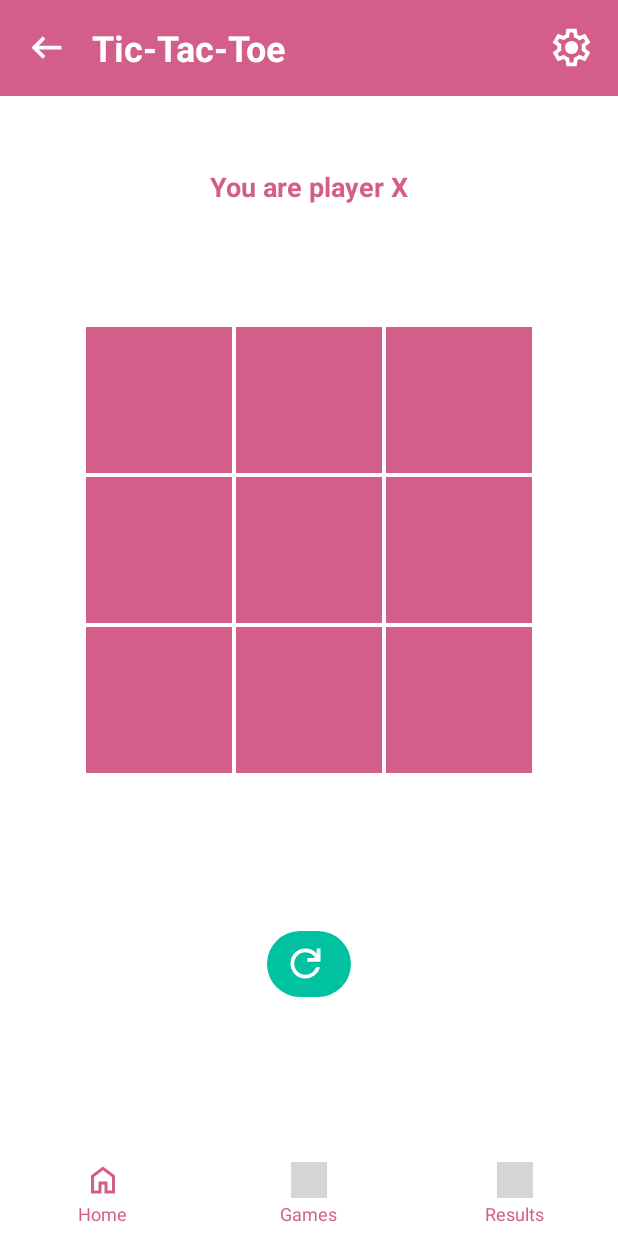
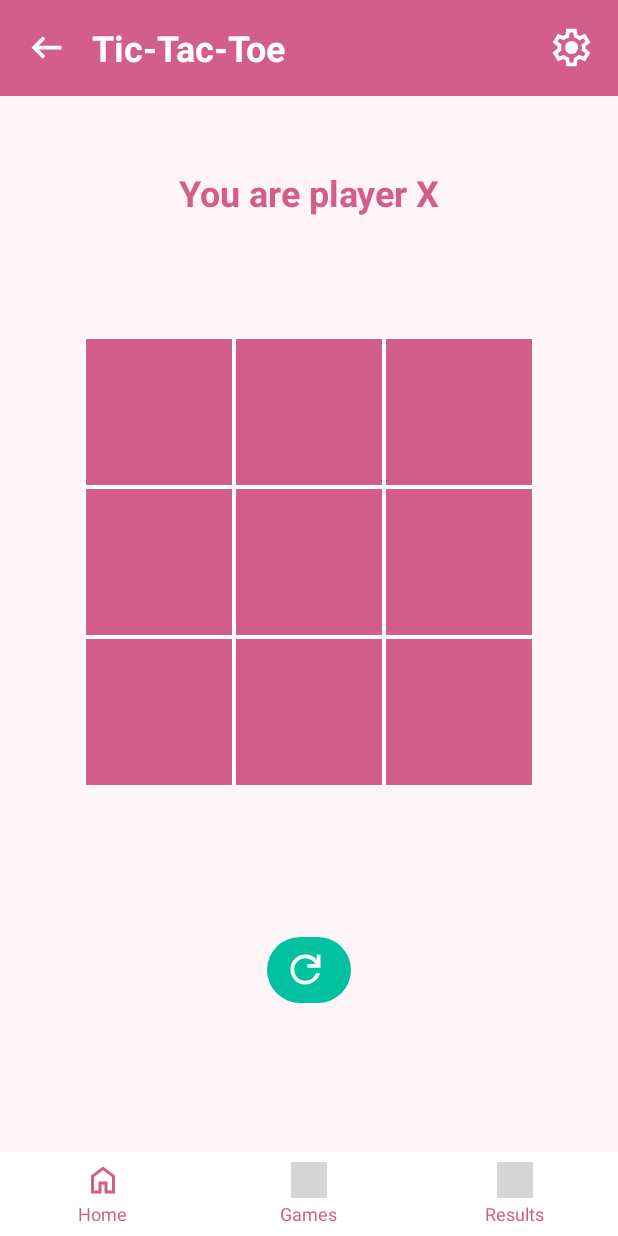
Before and after one commit to TamaraKosovac/Games-collection, an Android app: the TicTacToeActivity screen opened directly, with no data from a screen before it, on a phone screen of 412 x 824 dp. Run offline under Robolectric (Android 15) with nearby library versions, the phone set to English and light mode, and no system bars; grey boxes are pictures that could not be loaded.

Commit message:
Change background color on screens

```diff
--- a/Mozgalica/app/src/main/java/com/example/mozgalica/activities/HistoryActivity.java
+++ b/Mozgalica/app/src/main/java/com/example/mozgalica/activities/HistoryActivity.java
@@ -35,6 +35,11 @@ public class HistoryActivity extends AppCompatActivity {
         super.onCreate(savedInstanceState);
         EdgeToEdge.enable(this);
         setContentView(R.layout.activity_history);
+
+        if (android.os.Build.VERSION.SDK_INT >= android.os.Build.VERSION_CODES.LOLLIPOP) {
+            getWindow().setNavigationBarColor(getResources().getColor(android.R.color.white));
+        }
+
 
         if (android.os.Build.VERSION.SDK_INT >= android.os.Build.VERSION_CODES.LOLLIPOP) {
             getWindow().setStatusBarColor(getResources().getColor(R.color.colorPrimaryVariant));
--- a/Mozgalica/app/src/main/java/com/example/mozgalica/activities/LoginActivity.java
+++ b/Mozgalica/app/src/main/java/com/example/mozgalica/activities/LoginActivity.java
@@ -36,7 +36,7 @@ public class LoginActivity extends AppCompatActivity {
 
         if (android.os.Build.VERSION.SDK_INT >= android.os.Build.VERSION_CODES.LOLLIPOP) {
             getWindow().setStatusBarColor(getResources().getColor(R.color.colorPrimaryVariant));
-            getWindow().setNavigationBarColor(getResources().getColor(android.R.color.white));
+            getWindow().setNavigationBarColor(getResources().getColor(R.color.colorBackground));
         }
 
         dbHelper = new DatabaseHelper(this);
--- a/Mozgalica/app/src/main/java/com/example/mozgalica/activities/RegisterActivity.java
+++ b/Mozgalica/app/src/main/java/com/example/mozgalica/activities/RegisterActivity.java
@@ -37,7 +37,7 @@ public class RegisterActivity extends AppCompatActivity {
 
         if (android.os.Build.VERSION.SDK_INT >= android.os.Build.VERSION_CODES.LOLLIPOP) {
             getWindow().setStatusBarColor(getResources().getColor(R.color.colorPrimaryVariant));
-            getWindow().setNavigationBarColor(getResources().getColor(android.R.color.white));
+            getWindow().setNavigationBarColor(getResources().getColor(R.color.colorBackground));
         }
 
         dbHelper = new DatabaseHelper(this);
--- a/Mozgalica/app/src/main/java/com/example/mozgalica/activities/SudokuActivity.java
+++ b/Mozgalica/app/src/main/java/com/example/mozgalica/activities/SudokuActivity.java
@@ -42,6 +42,11 @@ public class SudokuActivity extends AppCompatActivity {
         startTime = System.currentTimeMillis();
 
         currentUser = getIntent().getStringExtra("USERNAME");
+
+        if (android.os.Build.VERSION.SDK_INT >= android.os.Build.VERSION_CODES.LOLLIPOP) {
+            getWindow().setNavigationBarColor(getResources().getColor(android.R.color.white));
+        }
+
 
         if (android.os.Build.VERSION.SDK_INT >= android.os.Build.VERSION_CODES.LOLLIPOP) {
             getWindow().setStatusBarColor(getResources().getColor(R.color.colorPrimaryVariant));
--- a/Mozgalica/app/src/main/java/com/example/mozgalica/activities/TicTacToeActivity.java
+++ b/Mozgalica/app/src/main/java/com/example/mozgalica/activities/TicTacToeActivity.java
@@ -30,6 +30,11 @@ public class TicTacToeActivity extends AppCompatActivity {
         super.onCreate(savedInstanceState);
         EdgeToEdge.enable(this);
         setContentView(R.layout.activity_tic_tac_toe);
+
+        if (android.os.Build.VERSION.SDK_INT >= android.os.Build.VERSION_CODES.LOLLIPOP) {
+            getWindow().setNavigationBarColor(getResources().getColor(android.R.color.white));
+        }
+
 
         if (android.os.Build.VERSION.SDK_INT >= android.os.Build.VERSION_CODES.LOLLIPOP) {
             getWindow().setStatusBarColor(getResources().getColor(R.color.colorPrimaryVariant));
--- a/Mozgalica/app/src/main/res/layout/activity_history.xml
+++ b/Mozgalica/app/src/main/res/layout/activity_history.xml
@@ -6,7 +6,7 @@
     android:id="@+id/main"
     android:layout_width="match_parent"
     android:layout_height="match_parent"
-    android:background="@color/colorSurface"
+    android:background="@color/colorBackground"
     tools:context=".activities.HistoryActivity">
 
     <RelativeLayout
--- a/Mozgalica/app/src/main/res/layout/activity_login.xml
+++ b/Mozgalica/app/src/main/res/layout/activity_login.xml
@@ -5,7 +5,7 @@
     android:padding="@dimen/margin_large"
     android:layout_width="match_parent"
     android:layout_height="match_parent"
-    android:background="@android:color/white"
+    android:background="@color/colorBackground"
     android:gravity="top|center_horizontal">
 
     <ImageView
--- a/Mozgalica/app/src/main/res/layout/activity_memory_match.xml
+++ b/Mozgalica/app/src/main/res/layout/activity_memory_match.xml
@@ -6,7 +6,7 @@
     android:id="@+id/main"
     android:layout_width="match_parent"
     android:layout_height="match_parent"
-    android:background="@color/colorSurface"
+    android:background="@color/colorBackground"
     tools:context=".activities.MemoryMatchActivity">
 
     <RelativeLayout
--- a/Mozgalica/app/src/main/res/layout/activity_sudoku.xml
+++ b/Mozgalica/app/src/main/res/layout/activity_sudoku.xml
@@ -6,7 +6,7 @@
     android:id="@+id/main"
     android:layout_width="match_parent"
     android:layout_height="match_parent"
-    android:background="@color/colorSurface"
+    android:background="@color/colorBackground"
     tools:context=".activities.SudokuActivity">
 
     <RelativeLayout
--- a/Mozgalica/app/src/main/res/layout/activity_tic_tac_toe.xml
+++ b/Mozgalica/app/src/main/res/layout/activity_tic_tac_toe.xml
@@ -6,7 +6,7 @@
     android:id="@+id/main"
     android:layout_width="match_parent"
     android:layout_height="match_parent"
-    android:background="@color/colorSurface"
+    android:background="@color/colorBackground"
     tools:context=".activities.TicTacToeActivity">
 
     <RelativeLayout
@@ -63,7 +63,7 @@
         android:id="@+id/tvPlayerTurn"
         style="@style/MozgalicaTitle"
         android:text="@string/tic_tac_toe"
-        android:textSize="@dimen/text_welcome_size"
+        android:textSize="@dimen/title_text_size"
         app:layout_constraintTop_toBottomOf="@id/topNavBar"
         app:layout_constraintBottom_toTopOf="@+id/gridLayout"
         app:layout_constraintStart_toStartOf="parent"
```
Also changed, not shown: Mozgalica/app/src/main/java/com/example/mozgalica/activities/MemoryMatchActivity.java (+6 -1 lines), 8 other files.
